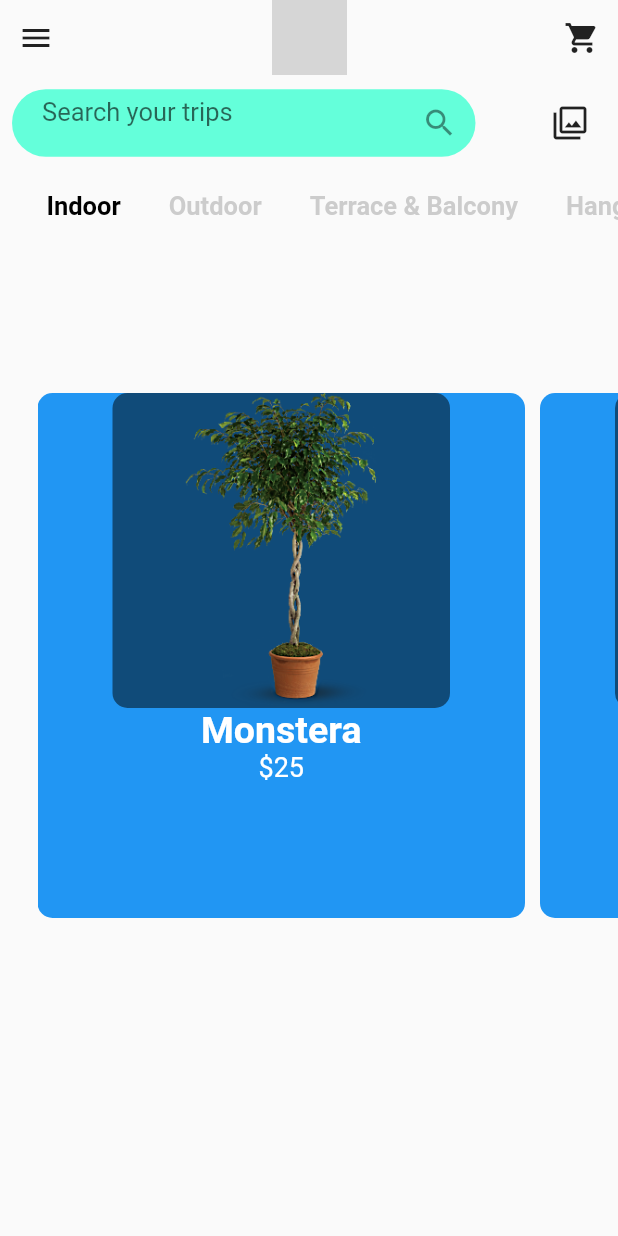
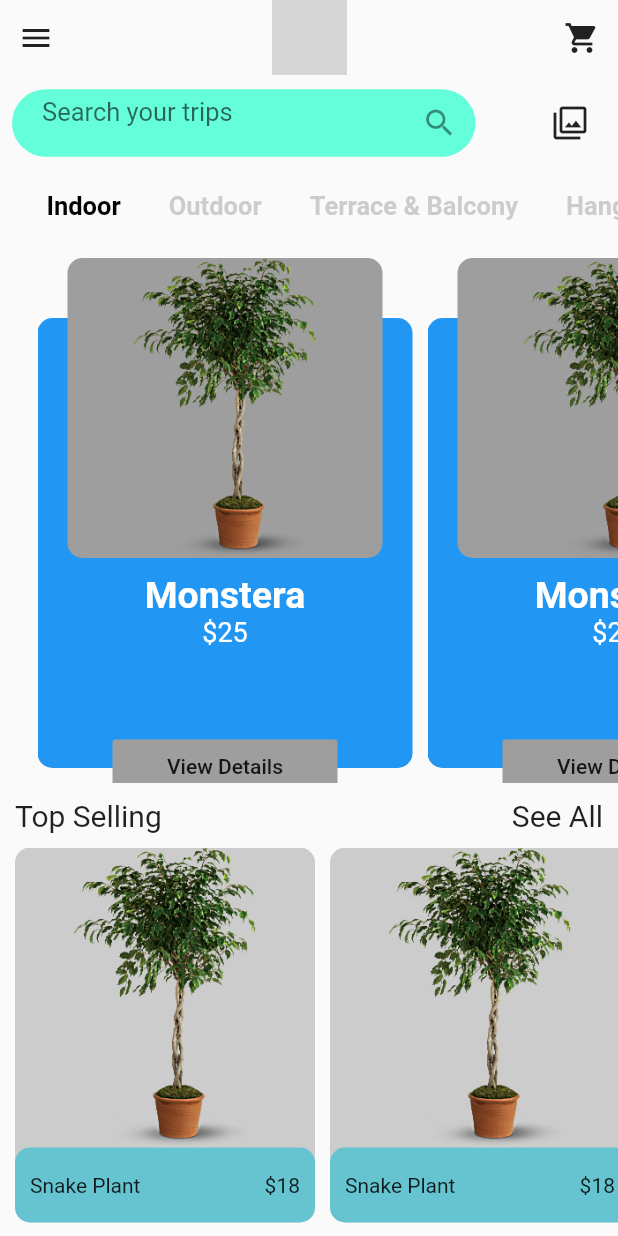
Before and after one commit to AjayKrP/plant-tree, a Flutter app: the screen it shows after launch, on a phone screen of 412 x 824 dp. Run offline on Flutter 3.47's test engine with Material 2 defaults, Android fonts, the phone set to English and light mode, and no system bars; missing offline and left inert: dart:ffi; network calls fail; grey boxes are pictures that could not be loaded.

Commit message:
Fixing Tree Scrollview

```diff
--- /dev/null
+++ b/lib/config.dart
@@ -0,0 +1,4 @@
+import 'package:flutter/material.dart';
+
+class AppConfig {
+}
--- a/lib/main.dart
+++ b/lib/main.dart
@@ -135,9 +135,9 @@ class _MyHomePageState extends State<MyHomePage> with SingleTickerProviderStateM
               ],
             ),
           ),
-          SizedBox(height: 100.0,),
+          SizedBox(height: 10.0,),
           Container(
-            height: MediaQuery.of(context).size.height - 200.0,
+            height: 350.0,
             child: TabBarView(
               controller: _tabController,
               children: [
@@ -148,6 +148,7 @@ class _MyHomePageState extends State<MyHomePage> with SingleTickerProviderStateM
               ],
             ),
           ),
+          SizedBox(height: 10.0,),
           Padding(
             padding: EdgeInsets.only(left: 10.0, right: 10.0),
             child: Row(
@@ -174,7 +175,6 @@ class _MyHomePageState extends State<MyHomePage> with SingleTickerProviderStateM
           Container(
             width: 200.0,
             height: 250.0,
-
             child: ListView(
               scrollDirection: Axis.horizontal,
               children: [
--- a/lib/plant_card.dart
+++ b/lib/plant_card.dart
@@ -8,14 +8,15 @@ class PlantCard extends StatelessWidget {
   Widget build(BuildContext context) {
     return Scrollbar(
       child: Container(
-        height: 350.0,
         padding: EdgeInsets.only(left: 25.0),
         child: ListView(
+          physics: BouncingScrollPhysics(),
           scrollDirection: Axis.horizontal,
           children: [
             _cardWidget(context, 'Monstera', 'assets/ficus.png', '25'),
             SizedBox(width: 10.0,),
             _cardWidget(context, 'Monstera', 'assets/ficus.png', '25'),
+            SizedBox(width: 10.0,),
         ],
         ),
       ),
@@ -25,26 +26,23 @@ class PlantCard extends StatelessWidget {
   _cardWidget(BuildContext context, String plantName, String imagePath, String price) {
     return  Stack(
       children: [
-        Container(
-          width: 325.0,
-          height: 350.0,
+        Padding(
+          padding: const EdgeInsets.only(top: 40.0),
+          child: Container(
+            width: 250.0,
+            height: 300.0,
             decoration: BoxDecoration(
               color: Colors.blue,
               borderRadius: BorderRadius.circular(10.0),
             ),
+          ),
+        ),
+        Positioned(
+          top: 210.0,
+          child: Container(
+            width: 250.0,
             child: Column(
               children: [
-              Container(
-                width: 225.0,
-                height: 350.0 * 0.6,
-                decoration: BoxDecoration(
-                  color: Colors.black12.withOpacity(.5),
-                  borderRadius: BorderRadius.circular(10.0),
-                ),
-                child: Image(
-                  image: AssetImage(imagePath),
-                ),
-              ),
                 Text(
                   plantName,
                   style: TextStyle(
@@ -63,6 +61,35 @@ class PlantCard extends StatelessWidget {
               ],
             ),
           ),
+        ),
+        Positioned(
+          left: 20.0,
+          right: 20.0,
+          child: Container(
+            width: 225.0,
+            height: 200.0,
+            decoration: BoxDecoration(
+              color: Colors.grey,
+              borderRadius: BorderRadius.circular(10.0),
+            ),
+            child: Image(
+              image: AssetImage(imagePath),
+            ),
+          ),
+        ),
+        Positioned(
+          top: 315.0,
+          left: 50.0,
+          right: 50.0,
+          child: FlatButton(
+            onPressed: (){},
+            padding: EdgeInsets.all(8.0),
+            color: Colors.grey,
+            child: Text(
+              'View Details'
+            ),
+          ),
+        )
       ],
     );
   }
```
Lines whose indentation alone changed are shown as unchanged.
